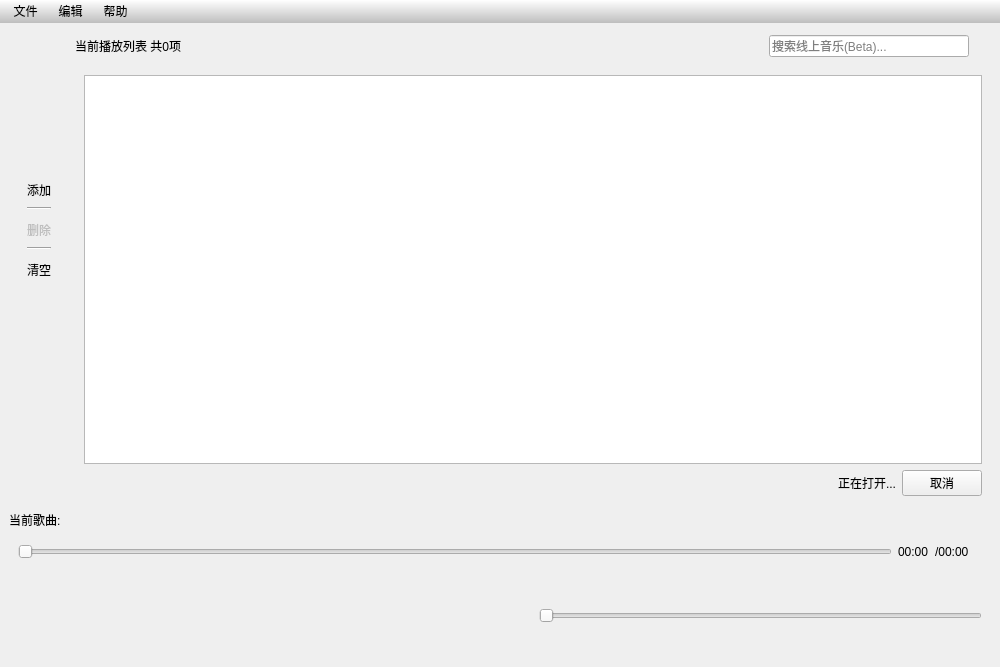
First picture: the form in src/playerwindow.ui, repository Remaker01/TinyPlayer, before the edit.
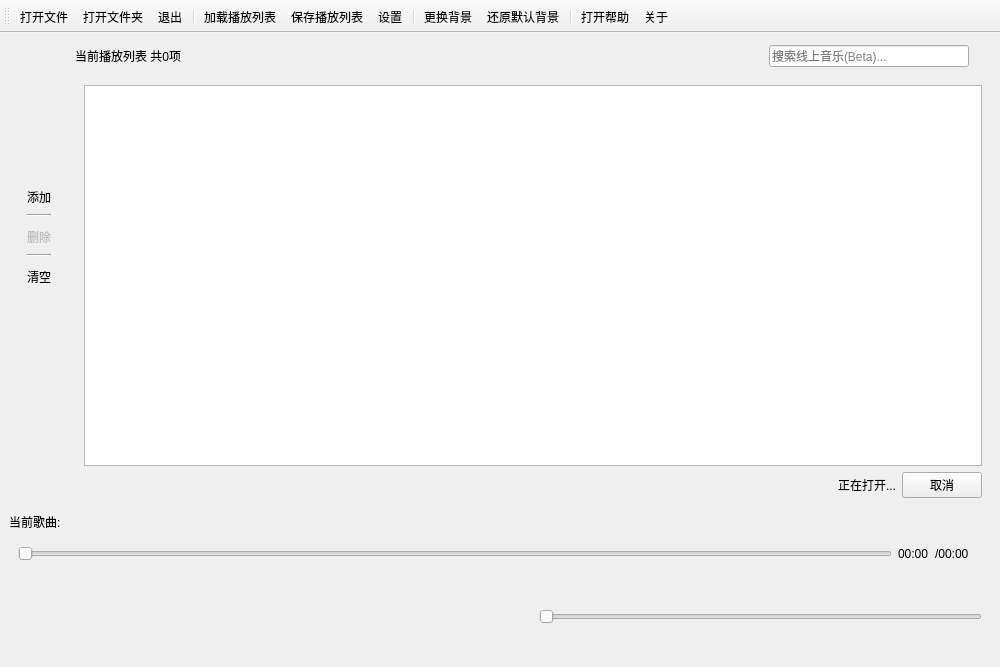
Second picture: the form after the edit. Icons and pictures are not drawn. Custom widgets are drawn as their Qt base class.

```diff
--- a/src/playerwindow.ui
+++ b/src/playerwindow.ui
@@ -575,59 +575,35 @@
     </item>
    </layout>
   </widget>
-  <widget class="QMenuBar" name="menubar">
-   <property name="geometry">
-    <rect>
-     <x>0</x>
-     <y>0</y>
-     <width>1000</width>
-     <height>26</height>
-    </rect>
+  <widget class="QToolBar" name="toolBar">
+   <property name="iconSize">
+    <size>
+     <width>30</width>
+     <height>35</height>
+    </size>
    </property>
-   <property name="styleSheet">
-    <string notr="true">QMenuBar {
-background-color: qlineargradient(spread:pad, x1:0, y1:0, x2:0, y2:1, stop:0 rgb(255, 255, 255), stop:1 rgb(190, 190, 190));
-}
-</string>
+   <property name="floatable">
+    <bool>false</bool>
    </property>
-   <widget class="QMenu" name="menu">
-    <property name="title">
-     <string> 文件 </string>
-    </property>
-    <widget class="QMenu" name="menu_3">
-     <property name="title">
-      <string>更换背景</string>
-     </property>
-     <property name="icon">
-      <iconset resource="../resource.qrc">
-       <normaloff>:/Icons/images/setbg.png</normaloff>:/Icons/images/setbg.png</iconset>
-     </property>
-     <addaction name="actionLoadImg"/>
-     <addaction name="actionToDefault"/>
-    </widget>
-    <addaction name="actionopenFile"/>
-    <addaction name="actionOpenDir"/>
-    <addaction name="menu_3"/>
-    <addaction name="actionExit"/>
-   </widget>
-   <widget class="QMenu" name="menu_2">
-    <property name="title">
-     <string> 帮助 </string>
-    </property>
-    <addaction name="actionOpenHelp"/>
-    <addaction name="actionAbout"/>
-   </widget>
-   <widget class="QMenu" name="menu_4">
-    <property name="title">
-     <string> 编辑 </string>
-    </property>
-    <addaction name="actionLoadList"/>
-    <addaction name="actionSaveList"/>
-    <addaction name="actionSet"/>
-   </widget>
-   <addaction name="menu"/>
-   <addaction name="menu_4"/>
-   <addaction name="menu_2"/>
+   <attribute name="toolBarArea">
+    <enum>TopToolBarArea</enum>
+   </attribute>
+   <attribute name="toolBarBreak">
+    <bool>false</bool>
+   </attribute>
+   <addaction name="actionopenFile"/>
+   <addaction name="actionOpenDir"/>
+   <addaction name="actionExit"/>
+   <addaction name="separator"/>
+   <addaction name="actionLoadList"/>
+   <addaction name="actionSaveList"/>
+   <addaction name="actionSet"/>
+   <addaction name="separator"/>
+   <addaction name="actionLoadImg"/>
+   <addaction name="actionToDefault"/>
+   <addaction name="separator"/>
+   <addaction name="actionOpenHelp"/>
+   <addaction name="actionAbout"/>
   </widget>
   <action name="actionopenFile">
    <property name="icon">
@@ -669,12 +645,15 @@
   </action>
   <action name="actionToDefault">
    <property name="text">
-    <string>还原默认</string>
+    <string>还原默认背景</string>
+   </property>
+   <property name="toolTip">
+    <string>还原默认背景</string>
    </property>
   </action>
   <action name="actionLoadImg">
    <property name="text">
-    <string>打开文件...</string>
+    <string>更换背景...</string>
    </property>
    <property name="shortcut">
     <string>Alt+O</string>
```
Left out of the diff: 415 changed lines with no effect on the pictures.
